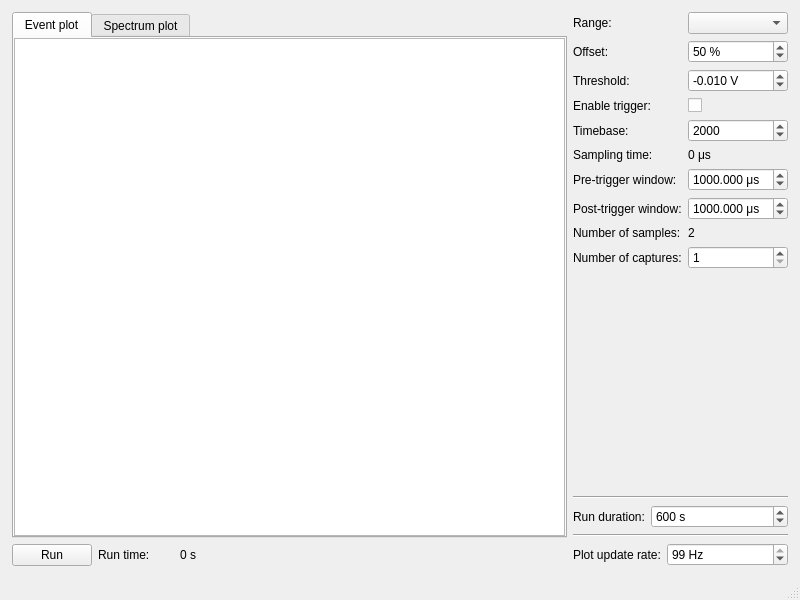
davidfokkema/gamma-spectroscopy, file daq/gamma_spectroscopy_gui.ui: the form before one commit.
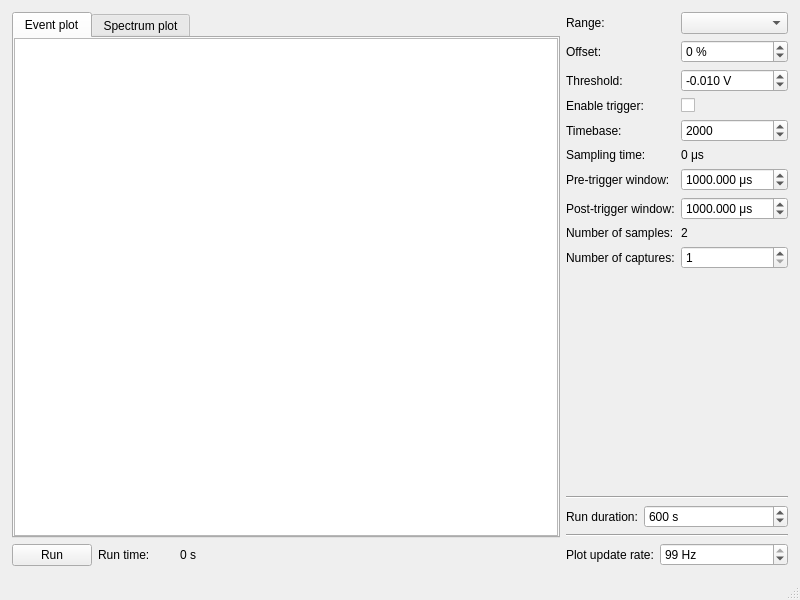
The form after the commit. Custom widgets are drawn as their Qt base class.

Commit message: Better ranges for offset and pre/post-trigger

What changed in the file:
```diff
--- a/daq/gamma_spectroscopy_gui.ui
+++ b/daq/gamma_spectroscopy_gui.ui
@@ -175,13 +175,13 @@
            <number>0</number>
           </property>
           <property name="minimum">
-           <double>0.000000000000000</double>
+           <double>-100.000000000000000</double>
           </property>
           <property name="maximum">
            <double>100.000000000000000</double>
           </property>
           <property name="value">
-           <double>50.000000000000000</double>
+           <double>0.000000000000000</double>
           </property>
          </widget>
         </item>
@@ -278,7 +278,7 @@
            <number>3</number>
           </property>
           <property name="maximum">
-           <double>10000.000000000000000</double>
+           <double>1000000.000000000000000</double>
           </property>
           <property name="value">
            <double>1000.000000000000000</double>
@@ -301,7 +301,7 @@
            <number>3</number>
           </property>
           <property name="maximum">
-           <double>10000.000000000000000</double>
+           <double>1000000.000000000000000</double>
           </property>
           <property name="value">
            <double>1000.000000000000000</double>
```
The commit also changes 1 other file.
